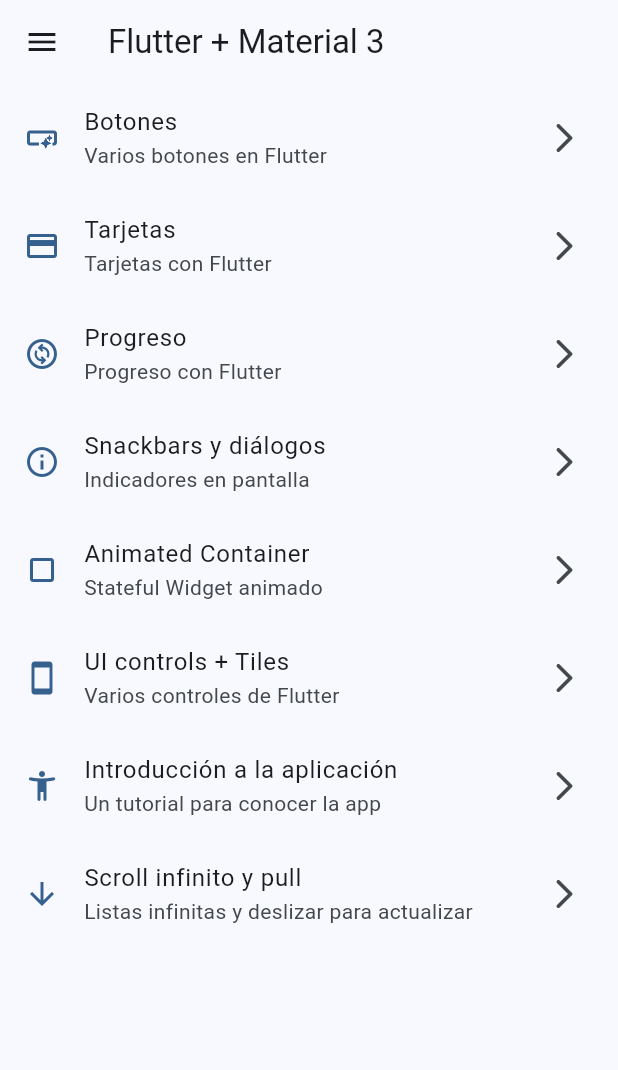
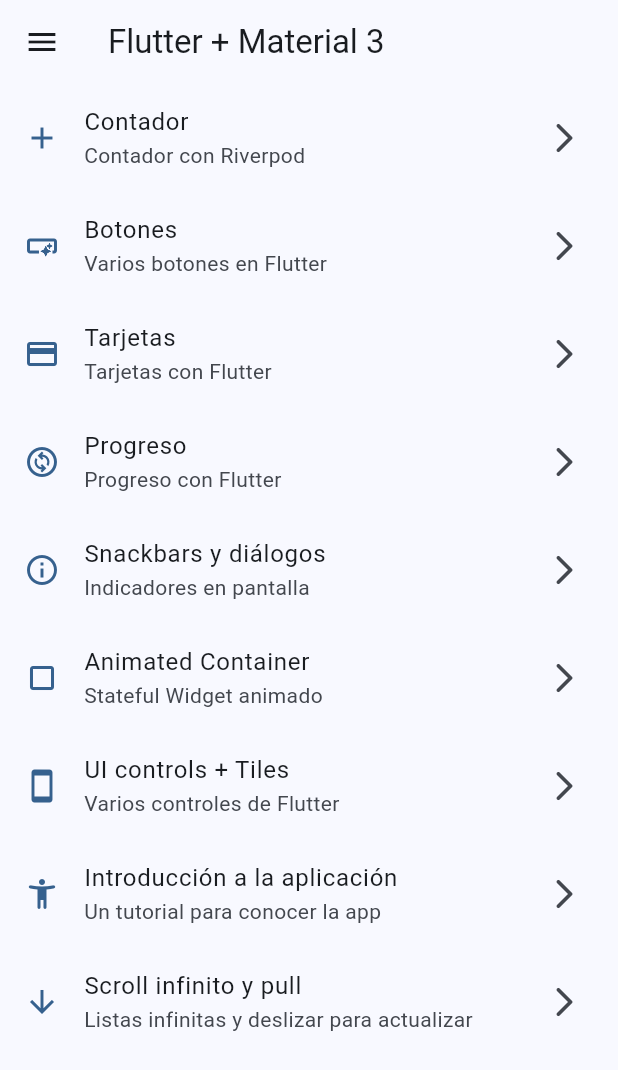
Before and after one commit to dazanez/widgets, a Flutter app: the screen it shows after launch, on a phone screen of 412 x 824 dp. Shown: the top 1070 px of the screen. Run offline on Flutter 3.47's test engine with Material 3 defaults, Android fonts, the phone set to English and light mode, and no system bars; our stand-ins replace animate_do, go_router.

```diff
--- a/lib/config/menu/menu_items.dart
+++ b/lib/config/menu/menu_items.dart
@@ -15,6 +15,11 @@ class MenuItems {
 }
 
 const appMenuItems = <MenuItems>[
+  MenuItems(
+      title: 'Contador',
+      subTitle: 'Contador con Riverpod',
+      link: Routes.counter,
+      icon: Icons.add),
   MenuItems(
       title: 'Botones',
       subTitle: 'Varios botones en Flutter',
--- a/lib/config/router/app_router.dart
+++ b/lib/config/router/app_router.dart
@@ -11,6 +11,11 @@ final appRouter = GoRouter(
       name: HomeScreen.name,
       builder: (context, state) => const HomeScreen(),
     ),
+    GoRoute(
+      path: Routes.counter,
+      name: CounterScreen.name,
+      builder: (context, state) => const CounterScreen(),
+      ),
     GoRoute(
       path: Routes.buttons,
       name: ButtonsScreen.name,
--- a/lib/config/routes/routes.dart
+++ b/lib/config/routes/routes.dart
@@ -1,5 +1,6 @@
 class Routes {
   static const String root = '/';
+  static const String counter = '/counter';
   static const String cards = '/cards';
   static const String buttons = '/buttons';
   static const String animated = '/animated';
--- a/lib/presentation/screens/screens.dart
+++ b/lib/presentation/screens/screens.dart
@@ -2,6 +2,7 @@ export 'package:widgets_app/presentation/screens/animated/animated_screen.dart';
 export 'package:widgets_app/presentation/screens/app_tutorial/app_tutorial_screen.dart';
 export 'package:widgets_app/presentation/screens/buttons/buttons_screen.dart';
 export 'package:widgets_app/presentation/screens/cards/cards_screen.dart';
+export 'package:widgets_app/presentation/screens/counter/counter_screen.dart';
 export 'package:widgets_app/presentation/screens/home/home_screen.dart';
 export 'package:widgets_app/presentation/screens/infinite_scroll/infinite_scroll_screen.dart';
 export 'package:widgets_app/presentation/screens/progress/progress_screen.dart';
```
Also changed, not shown: lib/presentation/screens/counter/counter_screen.dart (added, +11 -0 lines).
